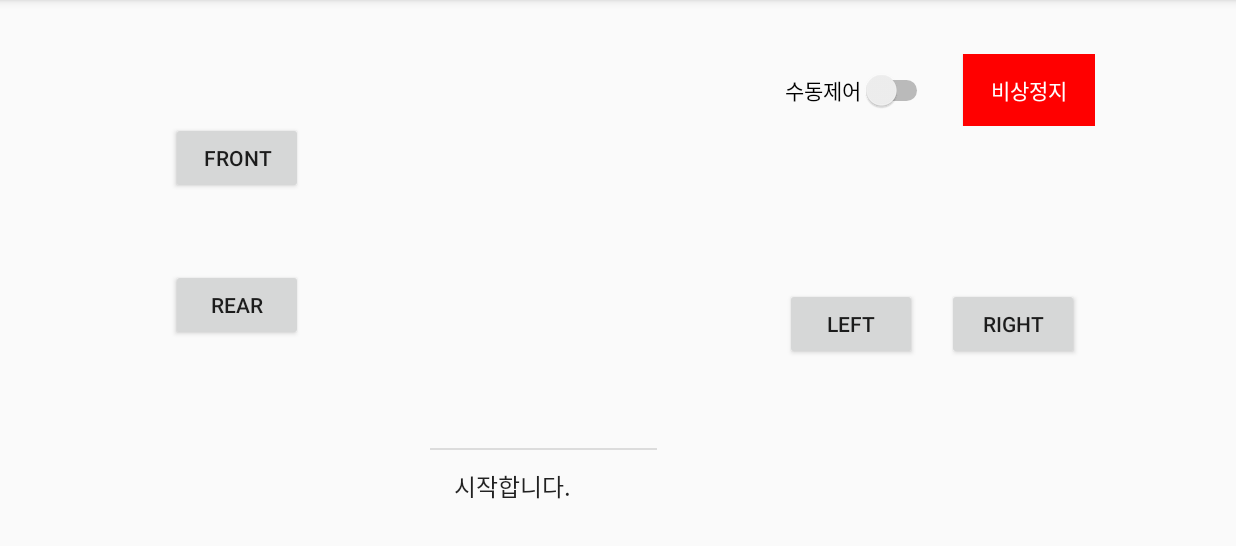
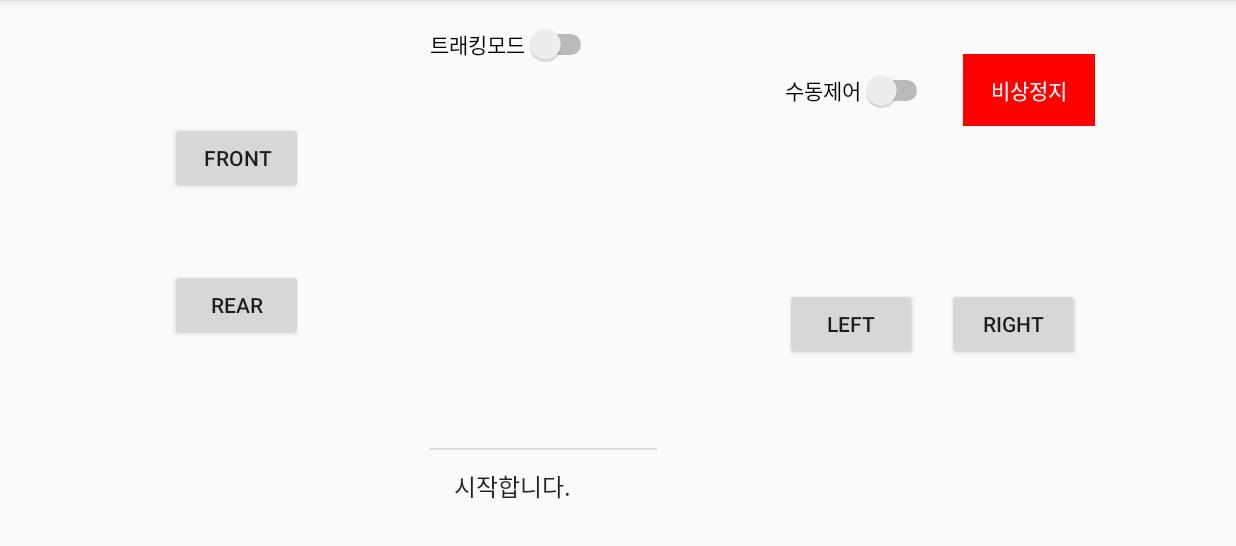
Before and after one commit to somacar/somacar, an Android app: the ControllerActivity screen opened directly, with no data from a screen before it, on a phone screen of 824 x 412 dp (held sideways), the part 72-618 px from its top. Run offline under Robolectric (Android 15) with nearby library versions, the phone set to English and light mode, and no system bars.

Commit message:
mobile app modify communication Arduino commit

```diff
--- a/mobile_app/SSharpCarController/app/src/main/java/com/soma/smartcar/ssharpcarcontroller/activity/ControllerActivity.java
+++ b/mobile_app/SSharpCarController/app/src/main/java/com/soma/smartcar/ssharpcarcontroller/activity/ControllerActivity.java
@@ -42,6 +42,7 @@ public class ControllerActivity extends AppCompatActivity
     private Button leftButton;
     private BlueToothControlService controlService;
     private Switch modeSwitch;
+    private Switch trackingModeSwitch;
 
     @Override
     protected void onCreate(Bundle savedInstanceState) {
@@ -90,6 +91,18 @@ public class ControllerActivity extends AppCompatActivity
                 }
             }
         });
+
+        trackingModeSwitch = (Switch) findViewById(R.id.trackingModeSwitch);
+        trackingModeSwitch.setOnCheckedChangeListener(new CompoundButton.OnCheckedChangeListener() {
+            @Override
+            public void onCheckedChanged(CompoundButton buttonView, boolean isChecked) {
+                if(isChecked) {
+                    controlService.write( (byte) 0x51);
+                } else {
+                    controlService.write( (byte) 0x52);
+                }
+            }
+        });
     }
 
     @Override
@@ -125,13 +138,13 @@ public class ControllerActivity extends AppCompatActivity
         }
     }
 
-    int count = 0;
+    //int count = 0;
 
     private final Handler handler = new Handler() {
         @Override
         public void handleMessage(Message msg) {
-            count++;
-            Toast.makeText(getApplicationContext(),count + " " + msg.getData().getString("read"), Toast.LENGTH_SHORT).show();
+            //count++;
+            //Toast.makeText(getApplicationContext(),count + " " + msg.getData().getString("read"), Toast.LENGTH_SHORT).show();
         }
     };
 
--- a/mobile_app/SSharpCarController/app/src/main/res/layout/activity_controller.xml
+++ b/mobile_app/SSharpCarController/app/src/main/res/layout/activity_controller.xml
@@ -37,13 +37,26 @@
         android:layout_height="match_parent"
         android:layout_weight="1">
 
-            <ListView
+        <LinearLayout
+            android:orientation="vertical"
+            android:layout_width="match_parent"
+            android:layout_height="wrap_content">
+
+            <Switch
+                android:layout_width="wrap_content"
+                android:layout_height="wrap_content"
+                android:text="트래킹모드"
+                android:id="@+id/trackingModeSwitch" />
+        </LinearLayout>
+
+        <ListView
                 android:layout_width="151dp"
                 android:layout_height="match_parent"
                 android:id="@+id/messageListView"
                 android:drawSelectorOnTop="false"
                 android:transcriptMode="normal"
                 android:stackFromBottom="true"/>
+
     </LinearLayout>
     <LinearLayout
         android:orientation="vertical"
```
Also changed, not shown: 4 other files.
